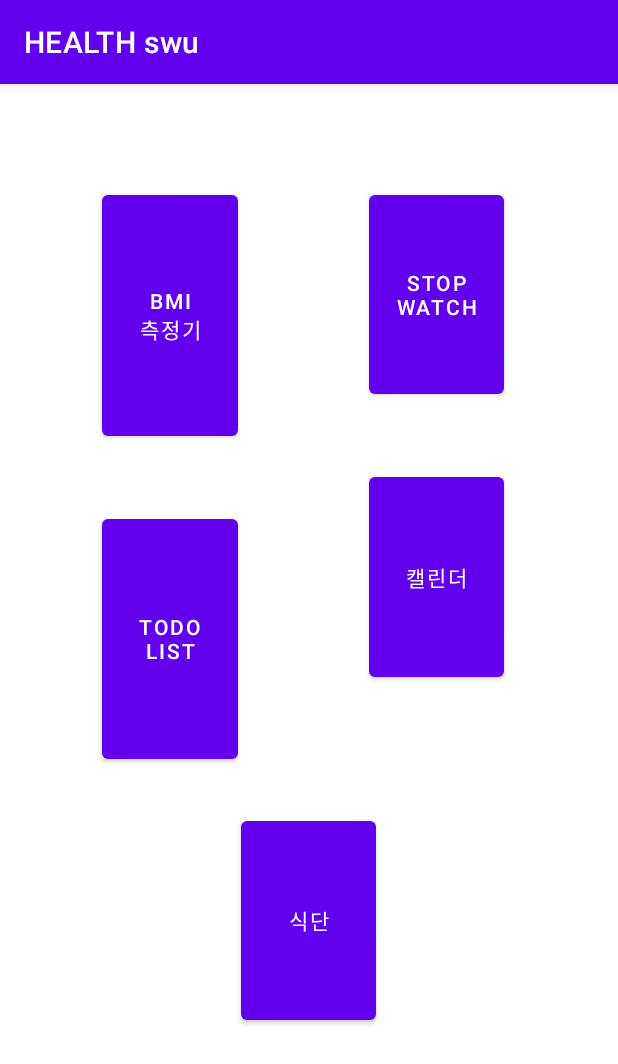
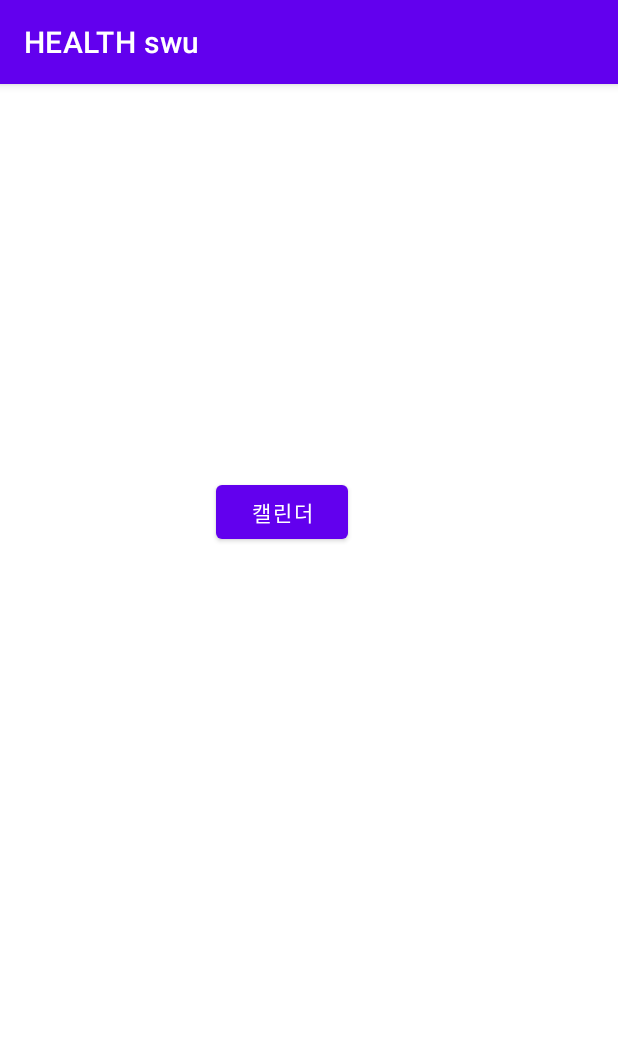
Before and after one commit to yeondub1121/guru32, an Android app: the screen it shows after launch (MainActivity), on a phone screen of 412 x 824 dp. Shown: the top 1064 px of the screen. Run offline under Robolectric (Android 15) with nearby library versions, the phone set to English and light mode, and no system bars.

Commit message:
캘린더 수정

```diff
--- a/app/src/main/AndroidManifest.xml
+++ b/app/src/main/AndroidManifest.xml
@@ -16,6 +16,7 @@
                 <category android:name="android.intent.category.LAUNCHER" />
             </intent-filter>
         </activity>
+        <activity android:name=".Calender"/>
     </application>
 
 </manifest>
--- a/app/src/main/java/com/example/main/Calender.kt
+++ b/app/src/main/java/com/example/main/Calender.kt
@@ -30,7 +30,8 @@ class Calender : AppCompatActivity() {
 
     override fun onCreate(savedInstanceState: Bundle?) {
         super.onCreate(savedInstanceState)
-        setContentView(R.layout.activity_main)
+        setContentView(R.layout.calender)
+
 
         // UI값 생성
         calendarView=findViewById(R.id.calendarView)
@@ -146,4 +147,5 @@ class Calender : AppCompatActivity() {
             e.printStackTrace()
         }
     }
+
 }
--- a/app/src/main/res/layout/activity_main.xml
+++ b/app/src/main/res/layout/activity_main.xml
@@ -7,67 +7,13 @@
     tools:context=".MainActivity">
 
     <Button
-        android:id="@+id/stopwatchbutton"
-        android:layout_width="0dp"
-        android:layout_height="0dp"
-        android:layout_marginTop="68dp"
-        android:layout_marginEnd="76dp"
-        android:layout_marginBottom="43dp"
-        android:text="STOP WATCH"
-        app:layout_constraintBottom_toTopOf="@+id/calenderbutton"
+        android:id="@+id/calenderbutton"
+        android:layout_width="wrap_content"
+        android:layout_height="wrap_content"
+        android:layout_marginTop="261dp"
+        android:layout_marginEnd="180dp"
+        android:text="캘린더"
         app:layout_constraintEnd_toEndOf="parent"
-        app:layout_constraintStart_toEndOf="@+id/bmibutton"
         app:layout_constraintTop_toTopOf="parent" />
 
-    <Button
-        android:id="@+id/foodbutton"
-        android:layout_width="90dp"
-        android:layout_height="0dp"
-        android:layout_marginBottom="138dp"
-        android:text="식단"
-        app:layout_constraintBottom_toBottomOf="parent"
-        app:layout_constraintEnd_toEndOf="parent"
-        app:layout_constraintHorizontal_bias="0.498"
-        app:layout_constraintStart_toStartOf="parent"
-        app:layout_constraintTop_toBottomOf="@+id/calenderbutton" />
-
-    <Button
-        android:id="@+id/todolistbutton"
-        android:layout_width="0dp"
-        android:layout_height="0dp"
-        android:layout_marginStart="68dp"
-        android:layout_marginEnd="87dp"
-        android:layout_marginBottom="312dp"
-        android:text="TODO LIST"
-        app:layout_constraintBottom_toBottomOf="parent"
-        app:layout_constraintEnd_toStartOf="@+id/calenderbutton"
-        app:layout_constraintStart_toStartOf="parent"
-        app:layout_constraintTop_toBottomOf="@+id/bmibutton" />
-
-    <Button
-        android:id="@+id/bmibutton"
-        android:layout_width="0dp"
-        android:layout_height="0dp"
-        android:layout_marginStart="68dp"
-        android:layout_marginTop="68dp"
-        android:layout_marginEnd="87dp"
-        android:layout_marginBottom="43dp"
-        android:text="BMI           측정기"
-        app:layout_constraintBottom_toTopOf="@+id/todolistbutton"
-        app:layout_constraintEnd_toStartOf="@+id/stopwatchbutton"
-        app:layout_constraintStart_toStartOf="parent"
-        app:layout_constraintTop_toTopOf="parent" />
-
-    <Button
-        android:id="@+id/calenderbutton"
-        android:layout_width="0dp"
-        android:layout_height="0dp"
-        android:layout_marginEnd="76dp"
-        android:layout_marginBottom="84dp"
-        android:text="캘린더"
-        app:layout_constraintBottom_toTopOf="@+id/foodbutton"
-        app:layout_constraintEnd_toEndOf="parent"
-        app:layout_constraintStart_toEndOf="@+id/todolistbutton"
-        app:layout_constraintTop_toBottomOf="@+id/stopwatchbutton" />
-
 </androidx.constraintlayout.widget.ConstraintLayout>
```
